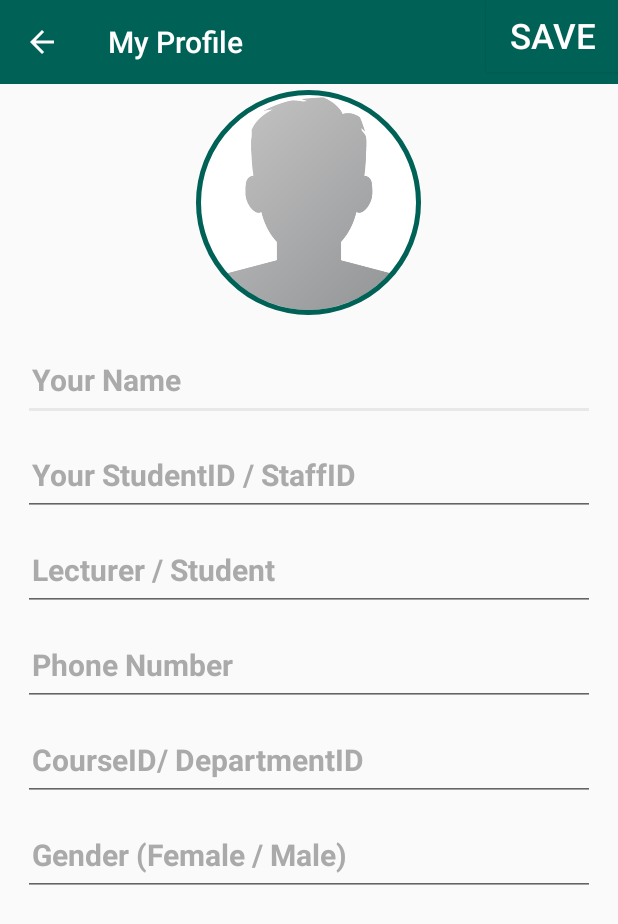
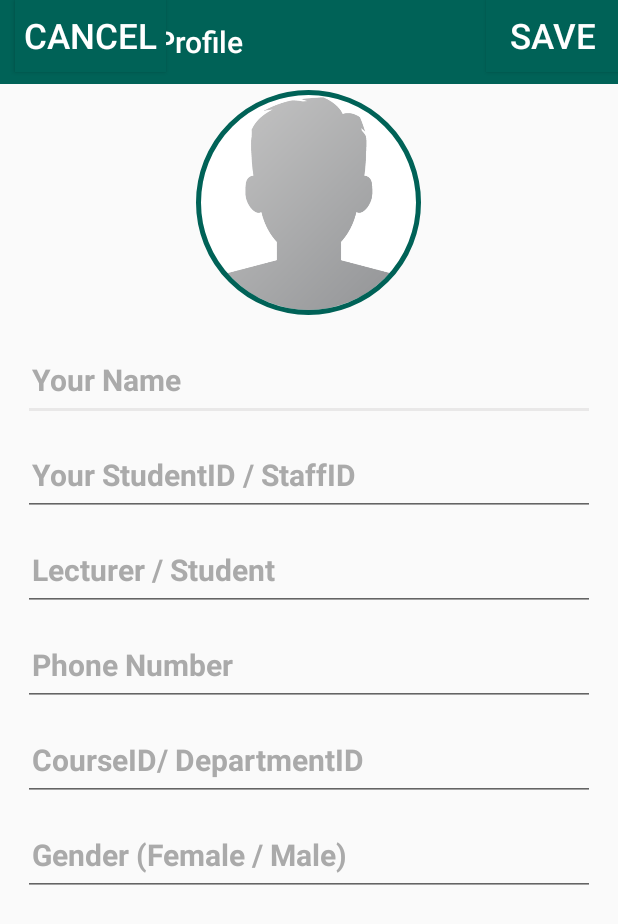
Before and after one commit to WuiLee/ChatApp, an Android app: the EditProfileActivity screen opened directly, with no data from a screen before it, on a phone screen of 412 x 824 dp. Shown: the top 924 px of the screen. Run offline under Robolectric (Android 15) with nearby library versions, the phone set to English and light mode, and no system bars; our stand-ins replace CircleImageView, Firebase (no records; nobody signed in at launch, a user with empty details on screens opened directly).

Commit message:
Cancel Update Settings & Sign Out Buttons

```diff
--- a/app/src/main/java/com/example/chatapp/EditProfileActivity.java
+++ b/app/src/main/java/com/example/chatapp/EditProfileActivity.java
@@ -25,7 +25,7 @@ import java.util.HashMap;
 
 public class EditProfileActivity extends AppCompatActivity {
 
-    private Button UpdateProfileSetting;
+    private Button UpdateProfileSetting, CancelUpdateButton;
     private EditText userName, userID, identity, userPhoneNo, courseID, gender;
 
     private String currentUserID;
@@ -58,6 +58,13 @@ public class EditProfileActivity extends AppCompatActivity {
             }
         });
 
+        CancelUpdateButton.setOnClickListener(new View.OnClickListener() {
+            @Override
+            public void onClick(View v) {
+                SendUserToSettingsActivity();
+            }
+        });
+
         RetrieveUserInfo();
     }
 
@@ -65,6 +72,7 @@ public class EditProfileActivity extends AppCompatActivity {
     private void InitializeFields() {
 
         UpdateProfileSetting = (Button) findViewById(R.id.update_settings_button);
+        CancelUpdateButton = (Button) findViewById(R.id.cancel_update_settings_button);
         userName = (EditText) findViewById(R.id.edit_user_name);
         userID = (EditText) findViewById(R.id.edit_user_id);
         identity = (EditText) findViewById(R.id.edit_user_identity);
@@ -152,12 +160,15 @@ public class EditProfileActivity extends AppCompatActivity {
                             String retrieveIdentity = dataSnapshot.child("identity").getValue().toString();
                             String retrievePhoneNo = dataSnapshot.child("phone").getValue().toString();
                             String retrieveCourseID = dataSnapshot.child("course").getValue().toString();
+                            String retrieveGender = dataSnapshot.child("gender").getValue().toString();
 
                             userName.setText(retrieveUserName);
                             userID.setText(retrieveUserID);
                             identity.setText(retrieveIdentity);
                             userPhoneNo.setText(retrievePhoneNo);
                             courseID.setText(retrieveCourseID);
+                            gender.setText((retrieveGender));
+
                         }
                         else {
                             userName.setVisibility(View.VISIBLE);
--- a/app/src/main/res/layout/activity_edit_profile.xml
+++ b/app/src/main/res/layout/activity_edit_profile.xml
@@ -17,9 +17,22 @@
         android:layout_width="wrap_content"
         android:layout_height="wrap_content"
         android:layout_alignParentEnd="true"
-        android:layout_marginRight="5dp"
+        android:layout_marginRight="10dp"
+        android:padding="6dp"
         android:background="@drawable/button"
         android:text="SAVE"
+        android:textSize="23sp"
+        android:textColor="@android:color/white"
+        />
+    <Button
+        android:id="@+id/cancel_update_settings_button"
+        android:layout_width="wrap_content"
+        android:layout_height="wrap_content"
+        android:layout_alignParentStart="true"
+        android:layout_marginLeft="10dp"
+        android:padding="6dp"
+        android:background="@drawable/button"
+        android:text="Cancel"
         android:textSize="23sp"
         android:textColor="@android:color/white"
         />
--- a/app/src/main/res/menu/option_menu.xml
+++ b/app/src/main/res/menu/option_menu.xml
@@ -15,7 +15,7 @@
     </item>
 
     <item
-        android:title="Settings"
+        android:title="Profile Setting"
         android:id="@+id/main_settings_option"
         app:showAsAction="never">
     </item>
```
Also changed, not shown: app/src/main/java/com/example/chatapp/SettingsActivity.java (+42 -0 lines), app/src/main/res/layout/activity_settings.xml (+23 -3 lines).
